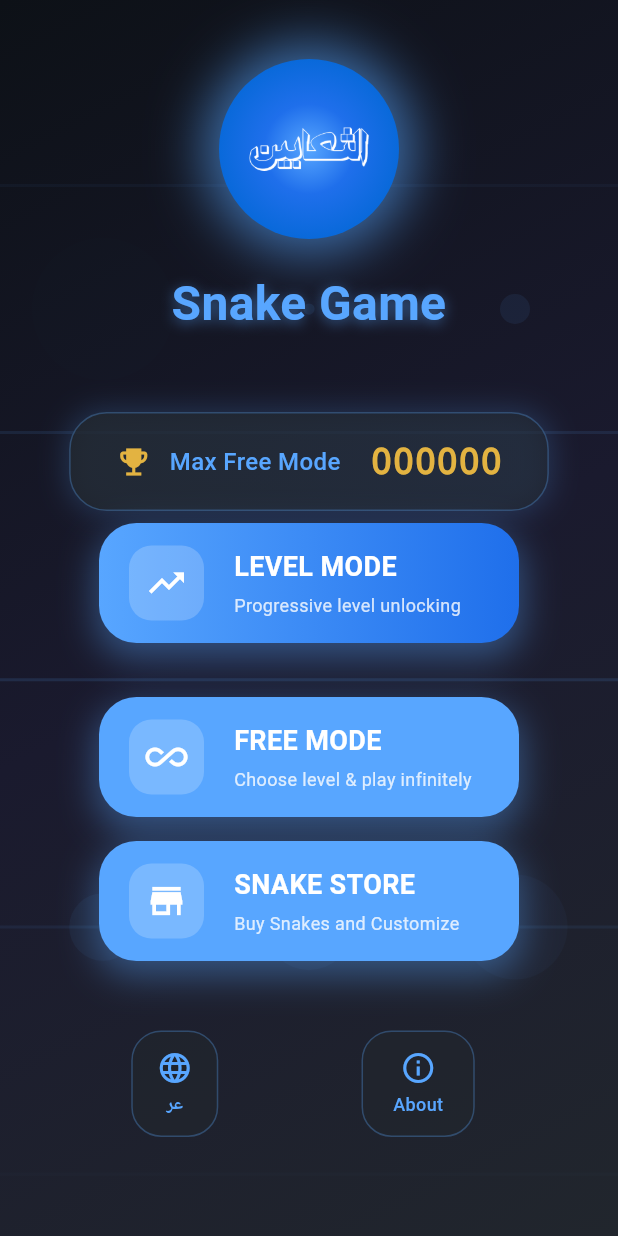
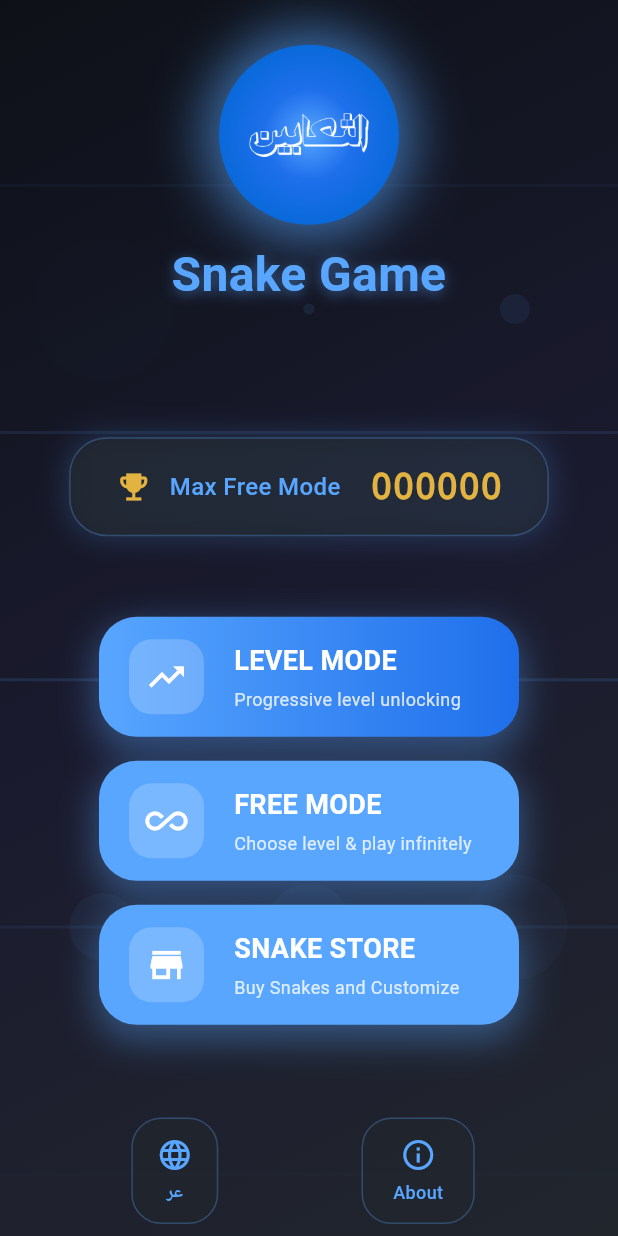
Before and after one commit to YoussefGhonem1/snake_game, a Flutter app: the screen it shows after launch, on a phone screen of 412 x 824 dp. Run offline on Flutter 3.47's test engine with Material 3 defaults, Android fonts, the light colour scheme and no system bars; our stand-ins replace audioplayers, easy_localization, firebase_core, firebase_messaging, lottie, percent_indicator and 2 more; accounts and stored records are empty.

Commit message:
fix home screen layout

```diff
--- a/lib/view/home_screen/home_screen.dart
+++ b/lib/view/home_screen/home_screen.dart
@@ -150,7 +150,7 @@ class _HomeScreenState extends State<HomeScreen> with TickerProviderStateMixin {
                     children: [
                       // Top section with logo and title
                       Expanded(
-                        flex: 3,
+                        flex: 2,
                         child: Column(
                           mainAxisAlignment: MainAxisAlignment.center,
                           children: [_buildLogo()],
@@ -161,6 +161,7 @@ class _HomeScreenState extends State<HomeScreen> with TickerProviderStateMixin {
                       Expanded(
                         flex: 4,
                         child: Column(
+                          crossAxisAlignment: CrossAxisAlignment.center,
                           mainAxisAlignment: MainAxisAlignment.spaceEvenly,
                           children: [
                             // Score display
@@ -173,16 +174,16 @@ class _HomeScreenState extends State<HomeScreen> with TickerProviderStateMixin {
                       ),
 
                       //Bottom section with settings
-                      Expanded(
-                        flex: 2,
-                        child: Column(
-                          mainAxisAlignment: MainAxisAlignment.center,
-                          children: [
-                            _buildBottomActions(),
-                            const SizedBox(height: 20),
-                          ],
-                        ),
-                      ),
+                      // Expanded(
+                      //   flex: 2,
+                      //   child: Column(
+                      //     mainAxisAlignment: MainAxisAlignment.center,
+                      //     children: [
+                      _buildBottomActions(),
+                      //       const SizedBox(height: 20),
+                      //     ],
+                      //   ),
+                      // ),
                     ],
                   ),
                 ),
@@ -240,7 +241,7 @@ class _HomeScreenState extends State<HomeScreen> with TickerProviderStateMixin {
                   ),
                 ),
               ),
-              const SizedBox(height: 20),
+              const SizedBox(height: 10),
               // Game Title
               Text(
                 context.tr('snake_game'),
@@ -343,7 +344,7 @@ class _HomeScreenState extends State<HomeScreen> with TickerProviderStateMixin {
                 },
               ),
 
-              const SizedBox(height: 20),
+              //const SizedBox(height: 20),
 
               // Free Mode button
               _buildMainButton(
```
